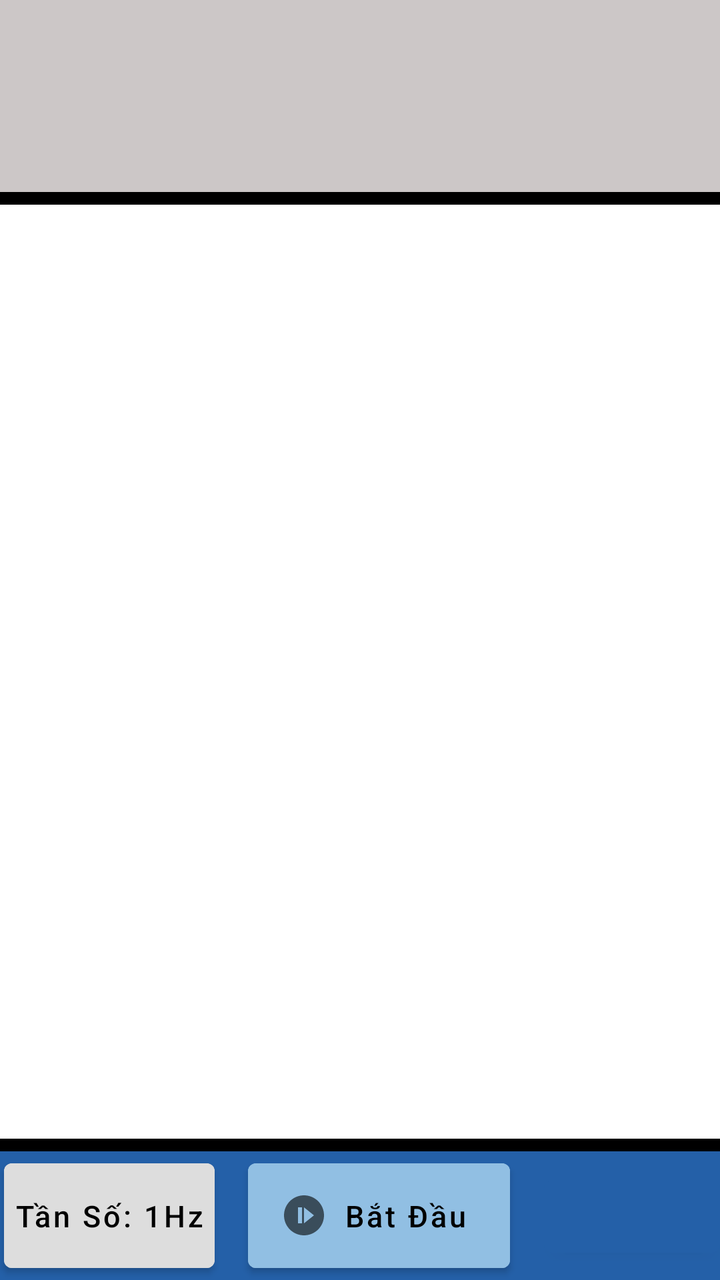
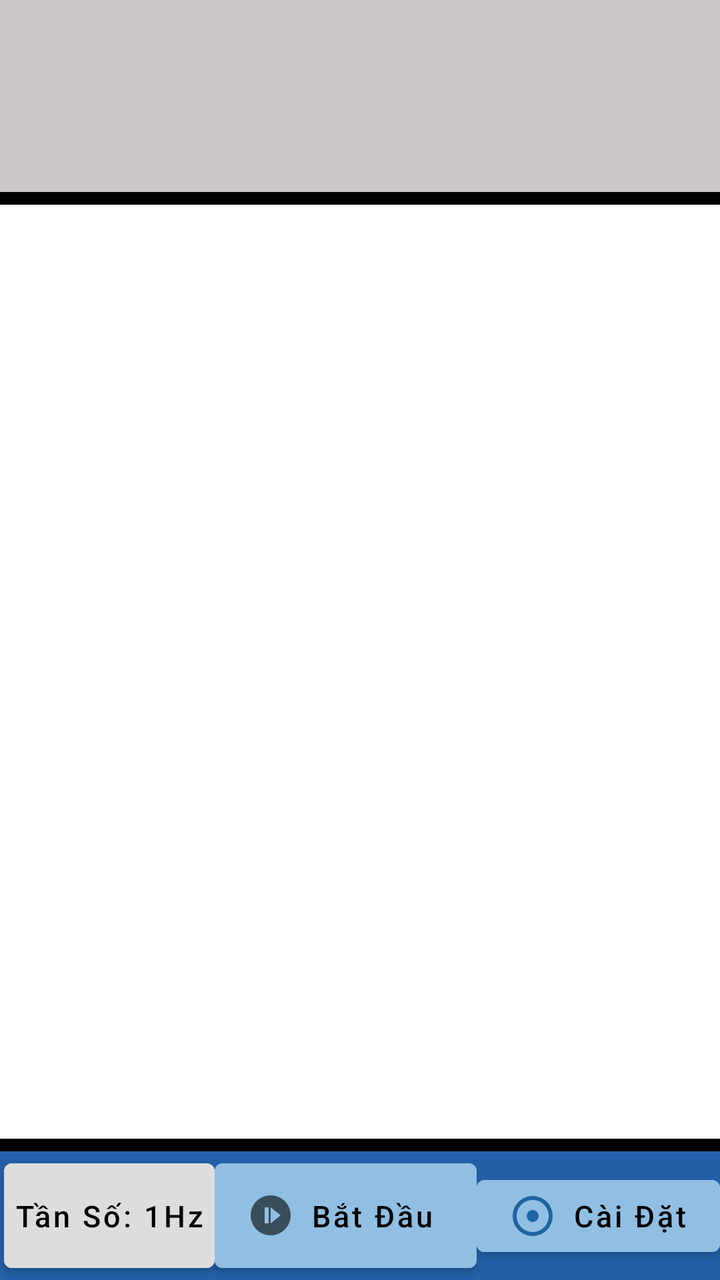

Two renders of the same Android screen: before a commit and after it. Below are the layout's source before the change and the commit's diff.
<!-- AndroidManifest.xml: application theme Theme.SensorCollection -->
<!-- res/layout/activity_main.xml -->
<?xml version="1.0" encoding="utf-8"?>
<LinearLayout xmlns:android="http://schemas.android.com/apk/res/android"
    xmlns:app="http://schemas.android.com/apk/res-auto"
    xmlns:tools="http://schemas.android.com/tools"
    android:layout_width="match_parent"
    android:layout_height="match_parent"
    android:orientation="horizontal"
    android:weightSum="10"
    android:fitsSystemWindows="true"
    tools:context=".MainActivity">

    <LinearLayout
        android:orientation="vertical"
        android:weightSum="10"
        android:layout_weight="10"
        android:layout_width="0dp"
        android:layout_height="match_parent">
        <LinearLayout
            android:background="@color/bac"
            android:layout_weight="1.5"
            android:layout_width="match_parent"
            android:layout_height="0dp">
            <androidx.recyclerview.widget.RecyclerView
                android:id="@+id/recycleviewThanhcongcu"
                android:layout_width="match_parent"
                android:layout_height="match_parent"/>
        </LinearLayout>
        <View
            android:layout_weight="0.1"
            android:background="@color/black"
            android:layout_width="match_parent"
            android:layout_height="0dp"/>
        <FrameLayout
            android:id="@+id/layoutFragment_main"
            android:layout_weight="7.3"
            android:layout_width="match_parent"
            android:layout_height="0dp">

        </FrameLayout>
        <View
            android:layout_weight="0.1"
            android:background="@color/black"
            android:layout_width="match_parent"
            android:layout_height="0dp"/>
        <LinearLayout
            android:layout_weight="1"
            android:background="@color/xanhdam"
            android:orientation="horizontal"
            android:layout_width="match_parent"
            android:layout_height="0dp">
            <Button
                android:id="@+id/buttonChontanso_mainActivity"
                android:textColor="@color/black"
                android:backgroundTint="@color/xam"
                android:text="Tần Số: 1Hz"
                android:textSize="15sp"
                android:textAllCaps="false"
                android:padding="5dp"
                android:layout_marginLeft="2dp"
                android:layout_width="wrap_content"
                android:layout_height="match_parent"/>
            <View
                android:layout_weight="1"
                android:layout_width="0dp"
                android:layout_height="0dp"/>
            <Button
                android:id="@+id/buttonBatdau_mainActivity"
                android:textColor="@color/black"
                android:backgroundTint="@color/xanhduongnhat"
                android:text="Bắt Đầu "
                android:textSize="15sp"
                android:drawableLeft="@drawable/icon_start"
                android:textAllCaps="false"
                android:layout_width="wrap_content"
                android:layout_height="match_parent"/>
            <View
                android:layout_weight="1"
                android:layout_width="0dp"
                android:layout_height="0dp"/>
            <Button
                android:backgroundTint="@color/xanhdam"
                android:layout_width="wrap_content"
                android:layout_height="wrap_content"/>
        </LinearLayout>
    </LinearLayout>

</LinearLayout>
<!-- resources referenced by this layout -->
<resources>
  <color name="bac">#CCC7C7</color>
  <color name="black">#FF000000</color>
  <color name="xam">#dddddd</color>
  <color name="xanhdam">#2460A8</color>
  <color name="xanhduongnhat">#91BFE3</color>
  <!-- drawable icon_start (drawable) -->
  <vector xmlns:android="http://schemas.android.com/apk/res/android"
      android:width="24dp"
      android:height="24dp"
      android:viewportWidth="24"
      android:viewportHeight="24"
      android:tint="?attr/colorControlNormal">
    <path
        android:fillColor="@android:color/white"
        android:pathData="M12,2C6.48,2 2,6.48 2,12c0,5.52 4.48,10 10,10s10,-4.48 10,-10C22,6.48 17.52,2 12,2zM11,16H9V8h2V16zM12,16V8l5,4L12,16z"/>
  </vector>
  <style name="Theme.SensorCollection" parent="Theme.MaterialComponents.DayNight.NoActionBar">
          
          <item name="colorPrimary">@color/purple_500</item>
          <item name="colorPrimaryVariant">@color/purple_700</item>
          <item name="colorOnPrimary">@color/white</item>
          
          <item name="colorSecondary">@color/teal_200</item>
          <item name="colorSecondaryVariant">@color/teal_700</item>
          <item name="colorOnSecondary">@color/black</item>
          
          <item name="android:statusBarColor" tools:targetApi="l">?attr/colorPrimaryVariant</item>
          
      </style>
  <color name="purple_500">#FF6200EE</color>
  <color name="purple_700">#FF3700B3</color>
  <color name="white">#FFFFFFFF</color>
  <color name="teal_200">#FF03DAC5</color>
  <color name="teal_700">#FF018786</color>
</resources>

<!-- the commit's change to res/layout/activity_main.xml (unified diff, before → after) -->
@@ -78,7 +78,14 @@
                 android:layout_width="0dp"
                 android:layout_height="0dp"/>
             <Button
-                android:backgroundTint="@color/xanhdam"
+                android:id="@+id/buttonHieuchinh_mainActivity"
+                android:textColor="@color/black"
+                android:text="Cài Đặt"
+                android:textSize="15sp"
+                android:textAllCaps="false"
+                android:layout_marginRight="2dp"
+                android:drawableLeft="@drawable/icon_adjust"
+                android:backgroundTint="@color/xanhduongnhat"
                 android:layout_width="wrap_content"
                 android:layout_height="wrap_content"/>
         </LinearLayout>
<!-- resource entries referenced after the edit -->
@@ -5,6 +5,12 @@
   <color name="xam">#dddddd</color>
   <color name="xanhdam">#2460A8</color>
   <color name="xanhduongnhat">#91BFE3</color>
+  <!-- drawable icon_adjust (drawable) -->
+  <vector xmlns:android="http://schemas.android.com/apk/res/android" android:height="24dp" android:tint="#1F63A1" android:viewportHeight="24" android:viewportWidth="24" android:width="24dp">
+        
+      <path android:fillColor="@android:color/white" android:pathData="M12,2C6.49,2 2,6.49 2,12s4.49,10 10,10 10,-4.49 10,-10S17.51,2 12,2zM12,20c-4.41,0 -8,-3.59 -8,-8s3.59,-8 8,-8 8,3.59 8,8 -3.59,8 -8,8zM15,12c0,1.66 -1.34,3 -3,3s-3,-1.34 -3,-3 1.34,-3 3,-3 3,1.34 3,3z"/>
+      
+  </vector>
   <!-- drawable icon_start (drawable) -->
   <vector xmlns:android="http://schemas.android.com/apk/res/android"
       android:width="24dp"
